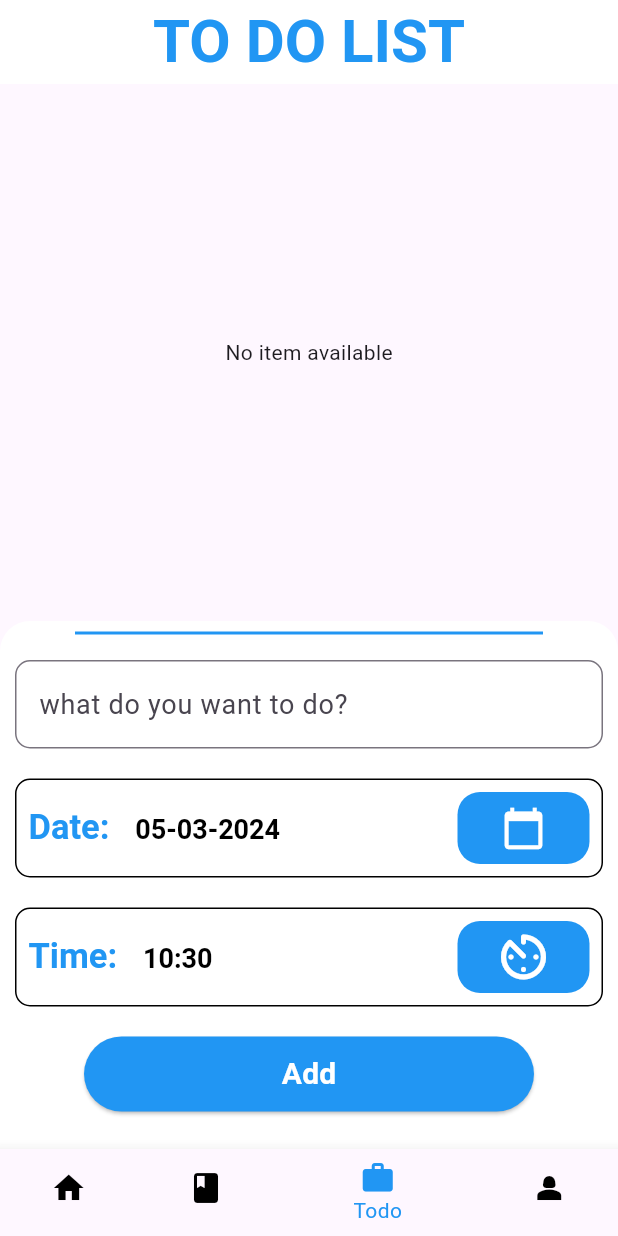
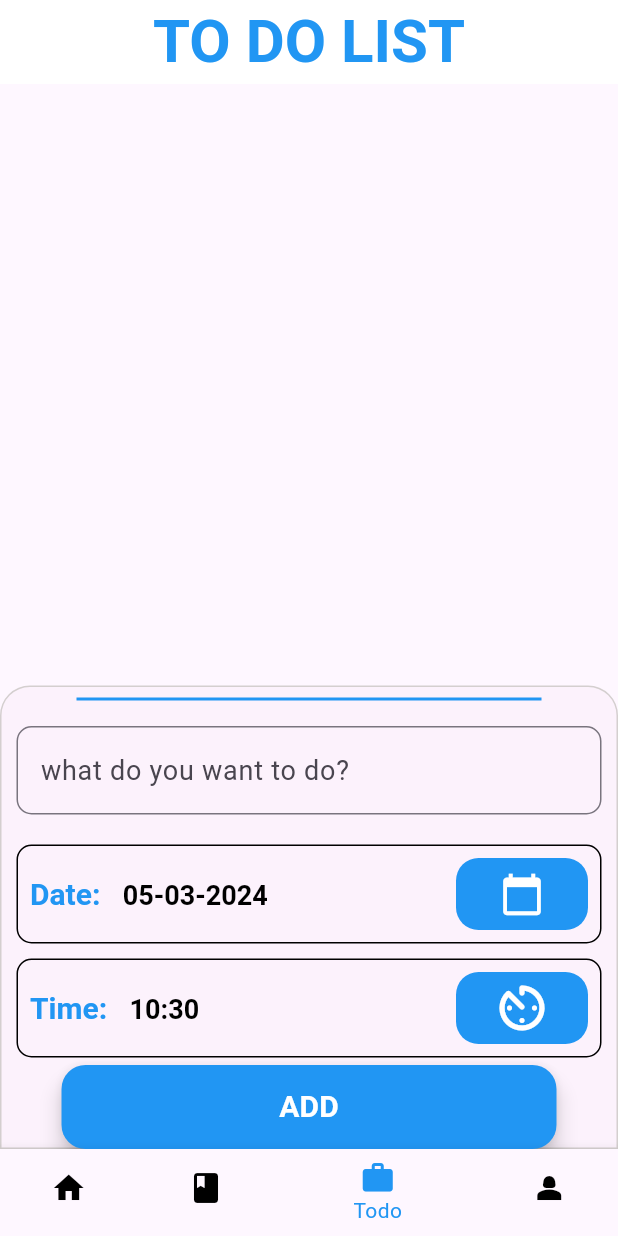
Before and after one commit to BrianNguyen1507/Flutter-Exercise, a Flutter app: the screen it shows after launch, item 3 of the bottom bar chosen, on a phone screen of 412 x 824 dp. Run offline on Flutter 3.47's test engine with Material 3 defaults, Android fonts, the light colour scheme and no system bars; our stand-ins replace fluttertoast.

Commit message:
fix: RenderFlex overflowed add- button

```diff
--- a/lib/TodoList.dart
+++ b/lib/TodoList.dart
@@ -62,6 +62,64 @@ class _TodoListState extends State<TodoList> {
   @override
   Widget build(BuildContext context) {
     return Scaffold(
+      floatingActionButtonLocation:
+          FloatingActionButtonLocation.miniCenterDocked,
+      floatingActionButton: Container(
+        padding: const EdgeInsets.only(left: 10, right: 10, top: 10),
+        width: 350,
+        child: FloatingActionButton(
+          backgroundColor: Colors.blue,
+          onPressed: () {
+            setState(() {
+              if (_controllerCv.text.isNotEmpty) {
+                bool isAdded = false;
+                if (listTodo.isEmpty) {
+                  listTodo.add(
+                    CongViec(
+                      _controllerCv.text,
+                      selectedDate,
+                      selectedTime,
+                    ),
+                  );
+                  resetDateTime();
+                } else {
+                  for (int i = 0; i < listTodo.length; i++) {
+                    if (listTodo[i].tenCv.compareTo(_controllerCv.text) == 0) {
+                      listTodo[i].date = selectedDate;
+                      listTodo[i].time = selectedTime;
+                      resetDateTime();
+                      isAdded = true;
+                      break;
+                    }
+                  }
+                  if (!isAdded) {
+                    listTodo.add(
+                      CongViec(
+                        _controllerCv.text,
+                        selectedDate,
+                        selectedTime,
+                      ),
+                    );
+                    resetDateTime();
+                  }
+                }
+              } else {
+                Fluttertoast.showToast(
+                  msg: 'Please fill your input todo name',
+                );
+              }
+            });
+          },
+          child: const Text(
+            "ADD",
+            style: TextStyle(
+              color: Colors.white,
+              fontSize: 20,
+              fontWeight: FontWeight.bold,
+            ),
+          ),
+        ),
+      ),
       appBar: AppBar(
           backgroundColor: Colors.white,
           title: const Align(
@@ -163,17 +221,16 @@ class _TodoListState extends State<TodoList> {
                             );
                           },
                         )
-                        : const Center(
-                            child: Text("No item available"),
-                          ),
+                      : null,
                 ),
               ),
             ),
             Container(
-                padding: const EdgeInsets.only(bottom: 20),
-                decoration: const BoxDecoration(
-                  color: Colors.white,
-                  borderRadius: BorderRadius.only(
+              decoration: BoxDecoration(
+                border:
+                    Border.all(color: const Color.fromARGB(255, 212, 207, 207)),
+                color: const Color.fromARGB(77, 249, 232, 500),
+                borderRadius: const BorderRadius.only(
                     topLeft: Radius.circular(20),
                     topRight: Radius.circular(20)),
               ),
@@ -231,7 +288,7 @@ class _TodoListState extends State<TodoList> {
                                     text: "Date:   ",
                                     style: TextStyle(
                                         color: Colors.blue,
-                                          fontSize: 23,
+                                        fontSize: 20,
                                         fontWeight: FontWeight.bold),
                                   ),
                                   TextSpan(
@@ -272,7 +329,8 @@ class _TodoListState extends State<TodoList> {
                   Container(
                     decoration: const BoxDecoration(
                         borderRadius: BorderRadius.all(Radius.circular(10))),
-                      padding: const EdgeInsets.all(10),
+                    padding:
+                        const EdgeInsets.only(bottom: 60, left: 10, right: 10),
                     child: Container(
                       decoration: BoxDecoration(
                         border: Border.all(color: Colors.black),
@@ -291,7 +349,7 @@ class _TodoListState extends State<TodoList> {
                                     text: "Time:   ",
                                     style: TextStyle(
                                         color: Colors.blue,
-                                          fontSize: 23,
+                                        fontSize: 20,
                                         fontWeight: FontWeight.bold),
                                   ),
                                   TextSpan(
@@ -321,72 +379,8 @@ class _TodoListState extends State<TodoList> {
                                   _selectedTime(context);
                                 },
                               ),
-                              )
+                            ),
                           ],
-                          ),
-                        ),
-                      ),
-                    ),
-                    Padding(
-                      padding: const EdgeInsets.only(bottom: 5, top: 10),
-                      child: SizedBox(
-                        height: 50,
-                        width: 300,
-                        child: ElevatedButton(
-                          style: ButtonStyle(
-                              backgroundColor: MaterialStateProperty.all<Color>(
-                                  Colors.blue)),
-                          onPressed: () {
-                            setState(() {
-                              if (_controllerCv.text.isNotEmpty) {
-                                bool isAdded = false;
-                                if (listTodo.isEmpty) {
-                                  listTodo.add(
-                                    CongViec(
-                                      _controllerCv.text,
-                                      selectedDate,
-                                      selectedTime,
-                                    ),
-                                  );
-                                  resetDateTime();
-                                } else {
-                                  for (int i = 0; i < listTodo.length; i++) {
-                                    if (listTodo[i]
-                                            .tenCv
-                                            .compareTo(_controllerCv.text) ==
-                                        0) {
-                                      listTodo[i].date = selectedDate;
-                                      listTodo[i].time = selectedTime;
-                                      resetDateTime();
-                                      isAdded = true;
-                                      break;
-                                    }
-                                  }
-                                  if (!isAdded) {
-                                    listTodo.add(
-                                      CongViec(
-                                        _controllerCv.text,
-                                        selectedDate,
-                                        selectedTime,
-                                      ),
-                                    );
-                                    resetDateTime();
-                                  }
-                                }
-                              } else {
-                                Fluttertoast.showToast(
-                                  msg: 'Please fill your input todo name',
-                                );
-                              }
-                            });
-                          },
-                          child: const Text(
-                            "Add",
-                            style: TextStyle(
-                              color: Colors.white,
-                              fontSize: 20,
-                              fontWeight: FontWeight.bold,
-                            ),
                         ),
                       ),
                     ),
@@ -396,6 +390,7 @@ class _TodoListState extends State<TodoList> {
             ),
           ],
         ),
-        ));
+      ),
+    );
   }
 }
```
Lines whose indentation alone changed are shown as unchanged.
